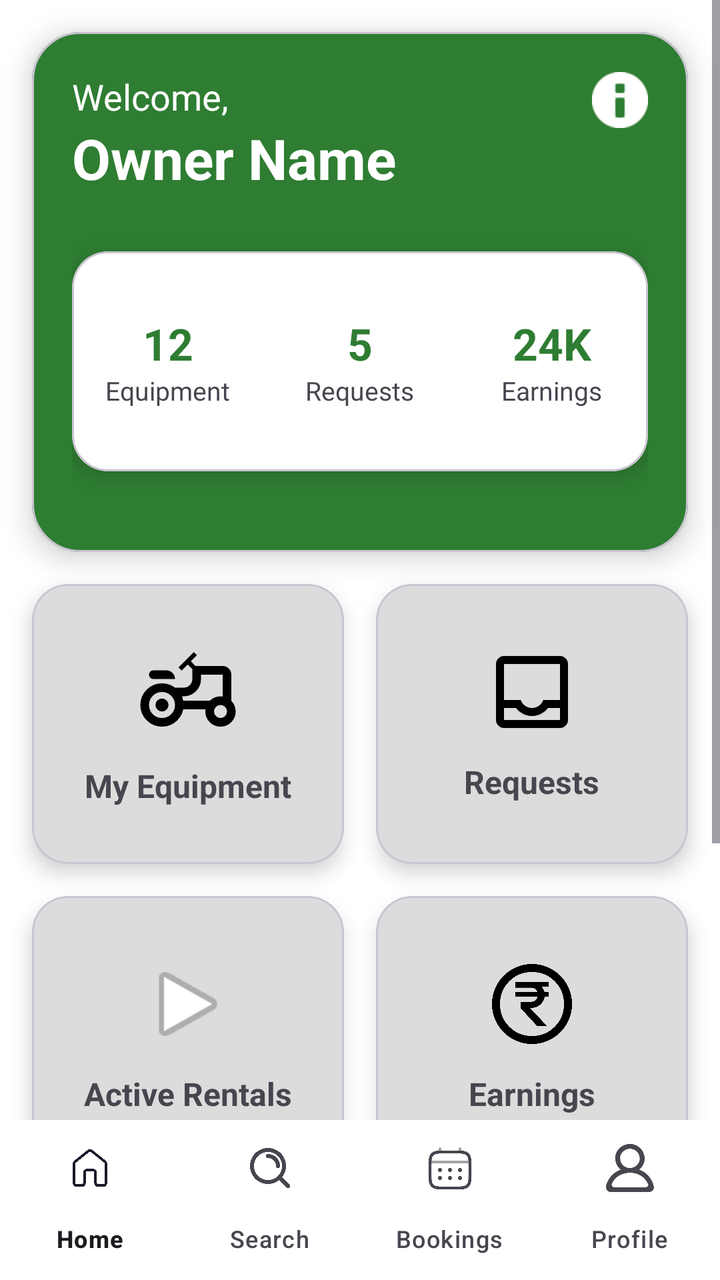
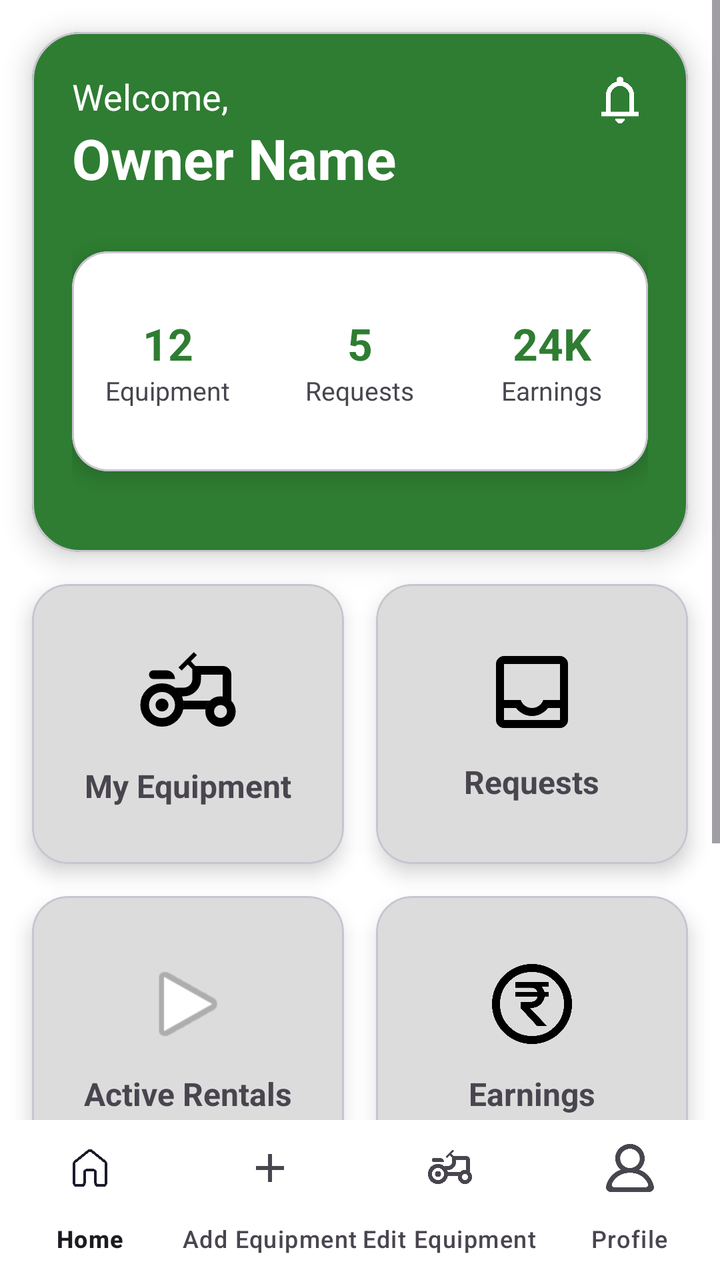

Screens rendered from an Android XML layout before and after an edit, with the pre-edit source and the edit as a unified diff.
<!-- AndroidManifest.xml: application theme Theme.MCAProject -->
<!-- res/layout/activity_owner_home_screen.xml -->
<?xml version="1.0" encoding="utf-8"?>
<androidx.constraintlayout.widget.ConstraintLayout
    xmlns:android="http://schemas.android.com/apk/res/android"
    xmlns:tools="http://schemas.android.com/tools"
    xmlns:app="http://schemas.android.com/apk/res-auto"
    android:id="@+id/main"
    android:layout_width="match_parent"
    android:layout_height="match_parent"
    android:background="@color/white"
    tools:context=".Owner_HomeScreen">

    

    <ScrollView
        android:id="@+id/scrollView"

        android:layout_width="0dp"
        android:layout_height="0dp"
        android:fillViewport="true"
        app:layout_constraintTop_toTopOf="parent"
        app:layout_constraintBottom_toTopOf="@id/bottomNav"
        app:layout_constraintStart_toStartOf="parent"
        app:layout_constraintEnd_toEndOf="parent">

        <androidx.constraintlayout.widget.ConstraintLayout
            android:layout_width="match_parent"
            android:layout_height="wrap_content">

    <com.google.android.material.card.MaterialCardView
        android:id="@+id/headerCard"
        android:layout_width="0dp"
        android:layout_height="260dp"
        android:layout_margin="16dp"
        app:cardCornerRadius="24dp"
        app:cardBackgroundColor="#2E7D32"
        app:cardElevation="8dp"
        app:layout_constraintTop_toTopOf="parent"
        app:layout_constraintStart_toStartOf="parent"
        app:layout_constraintEnd_toEndOf="parent">

        <androidx.constraintlayout.widget.ConstraintLayout
            android:layout_width="match_parent"
            android:layout_height="match_parent"
            android:padding="20dp">

            

            <ImageView
                android:id="@+id/imgNotification"
                android:layout_width="28dp"
                android:layout_height="28dp"
                android:src="@android:drawable/ic_dialog_info"
                app:tint="@android:color/white"
                app:layout_constraintTop_toTopOf="parent"
                app:layout_constraintEnd_toEndOf="parent"/>

            

            <TextView
                android:id="@+id/txtWelcome"
                android:layout_width="wrap_content"
                android:layout_height="wrap_content"
                android:text="Welcome,"
                android:textColor="@android:color/white"
                android:textSize="18sp"
                app:layout_constraintTop_toTopOf="parent"
                app:layout_constraintStart_toStartOf="parent"/>

            

            <TextView
                android:id="@+id/txtOwner"
                android:layout_width="wrap_content"
                android:layout_height="wrap_content"
                android:text="Owner Name"
                android:textColor="@android:color/white"
                android:textStyle="bold"
                android:textSize="28sp"
                app:layout_constraintTop_toBottomOf="@id/txtWelcome"
                app:layout_constraintStart_toStartOf="parent"/>

            

            <com.google.android.material.card.MaterialCardView
                android:id="@+id/statsCard"
                android:layout_width="0dp"
                android:layout_height="110dp"
                android:layout_marginTop="28dp"
                app:cardCornerRadius="18dp"
                app:cardBackgroundColor="@android:color/white"
                app:cardElevation="6dp"
                app:layout_constraintTop_toBottomOf="@id/txtOwner"
                app:layout_constraintStart_toStartOf="parent"
                app:layout_constraintEnd_toEndOf="parent">

                <LinearLayout
                    android:layout_width="match_parent"
                    android:layout_height="match_parent"
                    android:orientation="horizontal"
                    android:gravity="center">

                    

                    <LinearLayout
                        android:layout_width="0dp"
                        android:layout_height="wrap_content"
                        android:layout_weight="1"
                        android:gravity="center"
                        android:orientation="vertical">

                        <TextView
                            android:id="@+id/txtEquipmentCount"
                            android:layout_width="wrap_content"
                            android:layout_height="wrap_content"
                            android:text="12"
                            android:textSize="22sp"
                            android:textStyle="bold"
                            android:textColor="#2E7D32"/>

                        <TextView
                            android:layout_width="wrap_content"
                            android:layout_height="wrap_content"
                            android:text="Equipment"
                            android:textSize="13sp"/>
                    </LinearLayout>

                    

                    <LinearLayout
                        android:layout_width="0dp"
                        android:layout_height="wrap_content"
                        android:layout_weight="1"
                        android:gravity="center"
                        android:orientation="vertical">

                        <TextView
                            android:id="@+id/txtRequestCount"
                            android:layout_width="wrap_content"
                            android:layout_height="wrap_content"
                            android:text="5"
                            android:textSize="22sp"
                            android:textStyle="bold"
                            android:textColor="#2E7D32"/>

                        <TextView
                            android:layout_width="wrap_content"
                            android:layout_height="wrap_content"
                            android:text="Requests"
                            android:textSize="13sp"/>
                    </LinearLayout>

                    

                    <LinearLayout
                        android:layout_width="0dp"
                        android:layout_height="wrap_content"
                        android:layout_weight="1"
                        android:gravity="center"
                        android:orientation="vertical">

                        <TextView
                            android:id="@+id/txtEarning"
                            android:layout_width="wrap_content"
                            android:layout_height="wrap_content"
                            android:text="24K"
                            android:textSize="22sp"
                            android:textStyle="bold"
                            android:textColor="#2E7D32"/>

                        <TextView
                            android:layout_width="wrap_content"
                            android:layout_height="wrap_content"
                            android:text="Earnings"
                            android:textSize="13sp"/>
                    </LinearLayout>

                </LinearLayout>

            </com.google.android.material.card.MaterialCardView>

        </androidx.constraintlayout.widget.ConstraintLayout>

    </com.google.android.material.card.MaterialCardView>

    

    

    <com.google.android.material.card.MaterialCardView
        android:id="@+id/cardEquipment"
        android:layout_width="0dp"
        android:layout_height="140dp"
        android:layout_marginStart="16dp"
        android:layout_marginTop="16dp"
        android:layout_marginEnd="8dp"
        app:cardCornerRadius="18dp"
        app:cardElevation="6dp"
        app:cardBackgroundColor="@color/lightgrey"
        app:layout_constraintTop_toBottomOf="@id/headerCard"
        app:layout_constraintStart_toStartOf="parent"
        app:layout_constraintEnd_toStartOf="@id/cardRequests"
        >

        <LinearLayout
            android:layout_width="match_parent"
            android:layout_height="match_parent"
            android:gravity="center"
            android:orientation="vertical">

            <ImageView
                android:layout_width="56dp"
                android:layout_height="52dp"
                android:src="@drawable/outline_agriculture_24"/>

            <TextView
                android:layout_width="wrap_content"
                android:layout_height="wrap_content"
                android:text="My Equipment"
                android:textStyle="bold"
                android:textSize="16sp"
                android:layout_marginTop="10dp"/>

        </LinearLayout>

    </com.google.android.material.card.MaterialCardView>


    <com.google.android.material.card.MaterialCardView
        android:id="@+id/cardRequests"
        android:layout_width="0dp"
        android:layout_height="140dp"
        android:layout_marginStart="8dp"
        android:layout_marginTop="16dp"
        android:layout_marginEnd="16dp"
        app:cardCornerRadius="18dp"
        app:cardElevation="6dp"
        app:cardBackgroundColor="@color/lightgrey"
        app:layout_constraintTop_toBottomOf="@id/headerCard"
        app:layout_constraintStart_toEndOf="@id/cardEquipment"
        app:layout_constraintEnd_toEndOf="parent"
        >

        <LinearLayout
            android:layout_width="match_parent"
            android:layout_height="match_parent"
            android:gravity="center"
            android:orientation="vertical">

            <ImageView
                android:layout_width="48dp"
                android:layout_height="48dp"
                android:src="@drawable/outline_inbox_24"/>

            <TextView
                android:layout_width="wrap_content"
                android:layout_height="wrap_content"
                android:text="Requests"
                android:textStyle="bold"
                android:textSize="16sp"
                android:layout_marginTop="10dp"/>

        </LinearLayout>

    </com.google.android.material.card.MaterialCardView>

    

    <com.google.android.material.card.MaterialCardView
        android:id="@+id/cardActive"
        android:layout_width="0dp"
        android:layout_height="140dp"
        android:layout_marginStart="16dp"
        android:layout_marginTop="16dp"
        android:layout_marginEnd="8dp"
        app:cardCornerRadius="18dp"
        app:cardElevation="6dp"
        app:cardBackgroundColor="@color/lightgrey"
        app:layout_constraintTop_toBottomOf="@id/cardEquipment"
        app:layout_constraintStart_toStartOf="parent"
        app:layout_constraintEnd_toStartOf="@id/cardEarnings">

        <LinearLayout
            android:layout_width="match_parent"
            android:layout_height="match_parent"
            android:gravity="center"
            android:orientation="vertical">

            <ImageView
                android:layout_width="48dp"
                android:layout_height="48dp"
                android:src="@android:drawable/ic_media_play"/>

            <TextView
                android:layout_width="wrap_content"
                android:layout_height="wrap_content"
                android:text="Active Rentals"
                android:textStyle="bold"
                android:textSize="16sp"
                android:layout_marginTop="10dp"/>

        </LinearLayout>

    </com.google.android.material.card.MaterialCardView>


    <com.google.android.material.card.MaterialCardView
        android:id="@+id/cardEarnings"
        android:layout_width="0dp"
        android:layout_height="140dp"
        android:layout_marginStart="8dp"
        android:layout_marginTop="16dp"
        android:layout_marginEnd="16dp"
        app:cardCornerRadius="18dp"
        app:cardElevation="6dp"
        app:cardBackgroundColor="@color/lightgrey"
        app:layout_constraintTop_toBottomOf="@id/cardRequests"
        app:layout_constraintStart_toEndOf="@id/cardActive"
        app:layout_constraintEnd_toEndOf="parent">

        <LinearLayout
            android:layout_width="match_parent"
            android:layout_height="match_parent"
            android:gravity="center"
            android:orientation="vertical">

            <ImageView
                android:layout_width="48dp"
                android:layout_height="48dp"
                android:src="@drawable/outline_currency_rupee_circle_24"/>

            <TextView
                android:layout_width="wrap_content"
                android:layout_height="wrap_content"
                android:text="Earnings"
                android:textStyle="bold"
                android:textSize="16sp"
                android:layout_marginTop="10dp"/>

        </LinearLayout>

    </com.google.android.material.card.MaterialCardView>

    

    <com.google.android.material.card.MaterialCardView
        android:id="@+id/cardMaintenance"
        android:layout_width="0dp"
        android:layout_height="140dp"
        android:layout_marginStart="16dp"
        android:layout_marginTop="16dp"
        android:layout_marginEnd="8dp"
        app:cardCornerRadius="18dp"
        app:cardElevation="6dp"
        app:cardBackgroundColor="@color/lightgrey"

        app:layout_constraintTop_toBottomOf="@id/cardActive"
        app:layout_constraintStart_toStartOf="parent"

        app:layout_constraintEnd_toStartOf="@id/cardReviews">

        <LinearLayout
            android:layout_width="match_parent"
            android:layout_height="match_parent"
            android:gravity="center"
            android:orientation="vertical">

            <ImageView
                android:layout_width="48dp"
                android:layout_height="48dp"
                android:src="@drawable/outline_construction_24"/>

            <TextView
                android:layout_width="wrap_content"
                android:layout_height="wrap_content"
                android:text="Maintenance"
                android:textStyle="bold"
                android:textSize="16sp"
                android:layout_marginTop="10dp"/>

        </LinearLayout>

    </com.google.android.material.card.MaterialCardView>


    <com.google.android.material.card.MaterialCardView
        android:id="@+id/cardReviews"
        android:layout_width="0dp"
        android:layout_height="140dp"
        android:layout_marginStart="8dp"
        android:layout_marginTop="16dp"
        android:layout_marginEnd="16dp"
        app:cardCornerRadius="18dp"
        app:cardElevation="6dp"
        app:cardBackgroundColor="@color/lightgrey"

        app:layout_constraintTop_toBottomOf="@id/cardEarnings"
        app:layout_constraintStart_toEndOf="@id/cardMaintenance"

        app:layout_constraintEnd_toEndOf="parent">

        <LinearLayout
            android:layout_width="match_parent"
            android:layout_height="match_parent"
            android:gravity="center"
            android:orientation="vertical">

            <ImageView
                android:layout_width="48dp"
                android:layout_height="48dp"
                android:src="@android:drawable/btn_star_big_on"/>

            <TextView
                android:layout_width="wrap_content"
                android:layout_height="wrap_content"
                android:text="Reviews"
                android:textStyle="bold"
                android:textSize="16sp"
                android:layout_marginTop="10dp"/>

        </LinearLayout>
    </com.google.android.material.card.MaterialCardView>
        </androidx.constraintlayout.widget.ConstraintLayout>
    </ScrollView>
    <com.google.android.material.bottomnavigation.BottomNavigationView
        android:id="@+id/bottomNav"
        android:layout_width="0dp"
        android:layout_height="wrap_content"
        android:background="@android:color/white"
        app:menu="@menu/farmer_bottom_menu"
        app:labelVisibilityMode="labeled"
        app:layout_constraintBottom_toBottomOf="parent"
        app:layout_constraintStart_toStartOf="parent"
        app:layout_constraintEnd_toEndOf="parent"/>
  </androidx.constraintlayout.widget.ConstraintLayout>
<!-- resources referenced by this layout -->
<resources>
  <color name="lightgrey">#DCDCDC</color>
  <color name="white">#FFFFFFFF</color>
  <!-- drawable outline_construction_24 (drawable) -->
  <vector xmlns:android="http://schemas.android.com/apk/res/android" android:height="24dp" android:tint="#000000" android:viewportHeight="960" android:viewportWidth="960" android:width="24dp">
        
      <path android:fillColor="@android:color/white" android:pathData="M756,840L537,621L621,537L840,756L756,840ZM204,840L120,756L396,480L328,412L300,440L249,389L249,471L221,499L100,378L128,350L210,350L160,300L302,158Q322,138 345,129Q368,120 392,120Q416,120 439,129Q462,138 482,158L390,250L440,300L412,328L480,396L570,306Q566,295 563.5,283Q561,271 561,259Q561,200 601.5,159.5Q642,119 701,119Q716,119 729.5,122Q743,125 757,131L658,230L730,302L829,203Q836,217 838.5,230.5Q841,244 841,259Q841,318 800.5,358.5Q760,399 701,399Q689,399 677,397Q665,395 654,390L204,840Z"/>
      
  </vector>
  <!-- drawable outline_inbox_24 (drawable) -->
  <vector xmlns:android="http://schemas.android.com/apk/res/android" android:height="24dp" android:tint="#000000" android:viewportHeight="960" android:viewportWidth="960" android:width="24dp">
        
      <path android:fillColor="@android:color/white" android:pathData="M200,840Q167,840 143.5,816.5Q120,793 120,760L120,200Q120,167 143.5,143.5Q167,120 200,120L760,120Q793,120 816.5,143.5Q840,167 840,200L840,760Q840,793 816.5,816.5Q793,840 760,840L200,840ZM200,760L760,760Q760,760 760,760Q760,760 760,760L760,640L640,640Q610,678 568.5,699Q527,720 480,720Q433,720 391.5,699Q350,678 320,640L200,640L200,760Q200,760 200,760Q200,760 200,760ZM549,618Q580,596 592,560L760,560L760,200Q760,200 760,200Q760,200 760,200L200,200Q200,200 200,200Q200,200 200,200L200,560L368,560Q380,596 411,618Q442,640 480,640Q518,640 549,618ZM200,760Q200,760 200,760Q200,760 200,760L200,760L320,760Q350,760 391.5,760Q433,760 480,760Q527,760 568.5,760Q610,760 640,760L760,760L760,760Q760,760 760,760Q760,760 760,760L200,760Z"/>
      
  </vector>
  <style name="Theme.MCAProject" parent="Base.Theme.MCAProject" />
  <style name="Base.Theme.MCAProject" parent="Theme.Material3.DayNight.NoActionBar">
          
          
      </style>
  <!-- unchanged entries left out for length: 2 -->
</resources>

<!-- the commit's change to res/layout/activity_owner_home_screen.xml (unified diff, before → after) -->
@@ -49,7 +49,7 @@
                 android:id="@+id/imgNotification"
                 android:layout_width="28dp"
                 android:layout_height="28dp"
-                android:src="@android:drawable/ic_dialog_info"
+                android:src="@drawable/outline_notifications_24"
                 app:tint="@android:color/white"
                 app:layout_constraintTop_toTopOf="parent"
                 app:layout_constraintEnd_toEndOf="parent"/>
@@ -426,7 +426,7 @@
         android:layout_width="0dp"
         android:layout_height="wrap_content"
         android:background="@android:color/white"
-        app:menu="@menu/farmer_bottom_menu"
+        app:menu="@menu/owner_bottom_menu"
         app:labelVisibilityMode="labeled"
         app:layout_constraintBottom_toBottomOf="parent"
         app:layout_constraintStart_toStartOf="parent"
<!-- resource entries referenced after the edit -->
@@ -14,6 +14,12 @@
       <path android:fillColor="@android:color/white" android:pathData="M200,840Q167,840 143.5,816.5Q120,793 120,760L120,200Q120,167 143.5,143.5Q167,120 200,120L760,120Q793,120 816.5,143.5Q840,167 840,200L840,760Q840,793 816.5,816.5Q793,840 760,840L200,840ZM200,760L760,760Q760,760 760,760Q760,760 760,760L760,640L640,640Q610,678 568.5,699Q527,720 480,720Q433,720 391.5,699Q350,678 320,640L200,640L200,760Q200,760 200,760Q200,760 200,760ZM549,618Q580,596 592,560L760,560L760,200Q760,200 760,200Q760,200 760,200L200,200Q200,200 200,200Q200,200 200,200L200,560L368,560Q380,596 411,618Q442,640 480,640Q518,640 549,618ZM200,760Q200,760 200,760Q200,760 200,760L200,760L320,760Q350,760 391.5,760Q433,760 480,760Q527,760 568.5,760Q610,760 640,760L760,760L760,760Q760,760 760,760Q760,760 760,760L200,760Z"/>
       
   </vector>
+  <!-- drawable outline_notifications_24 (drawable) -->
+  <vector xmlns:android="http://schemas.android.com/apk/res/android" android:height="24dp" android:tint="#FFFFFF" android:viewportHeight="960" android:viewportWidth="960" android:width="24dp">
+        
+      <path android:fillColor="@android:color/white" android:pathData="M160,760L160,680L240,680L240,400Q240,317 290,252.5Q340,188 420,168L420,140Q420,115 437.5,97.5Q455,80 480,80Q505,80 522.5,97.5Q540,115 540,140L540,168Q620,188 670,252.5Q720,317 720,400L720,680L800,680L800,760L160,760ZM480,460L480,460L480,460L480,460Q480,460 480,460Q480,460 480,460Q480,460 480,460Q480,460 480,460ZM480,880Q447,880 423.5,856.5Q400,833 400,800L560,800Q560,833 536.5,856.5Q513,880 480,880ZM320,680L640,680L640,400Q640,334 593,287Q546,240 480,240Q414,240 367,287Q320,334 320,400L320,680Z"/>
+      
+  </vector>
   <style name="Theme.MCAProject" parent="Base.Theme.MCAProject" />
   <style name="Base.Theme.MCAProject" parent="Theme.Material3.DayNight.NoActionBar">
           
